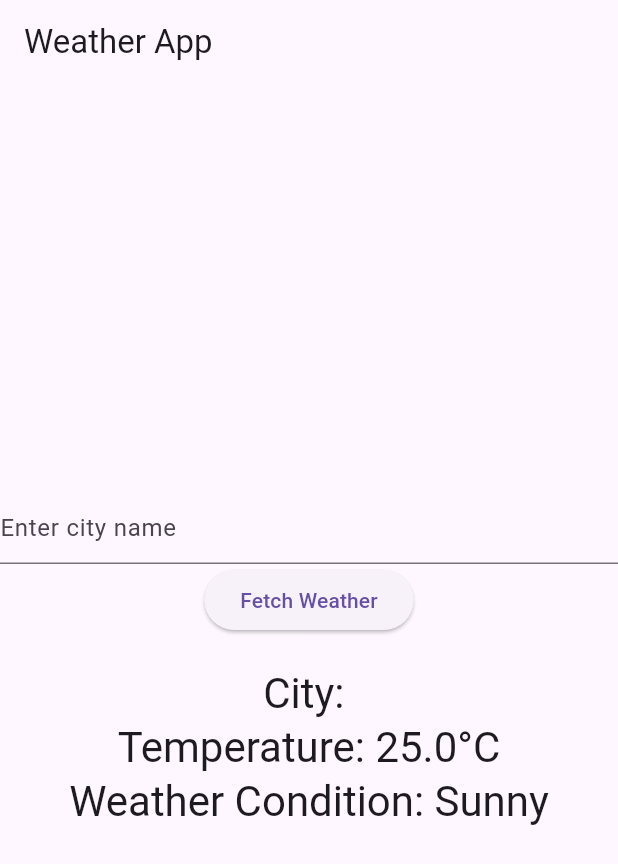
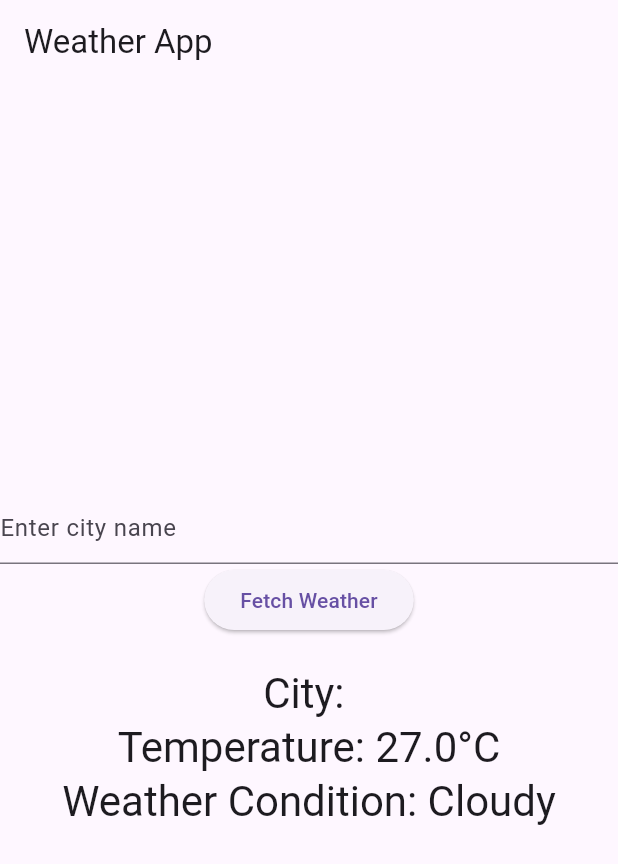
Before and after one commit to dharani211/inclass5, a Flutter app: the screen it shows after launch, after a tap on "Fetch Weather", on a phone screen of 412 x 824 dp. Shown: the top 864 px of the screen. Run offline on Flutter 3.47's test engine with Material 3 defaults, Android fonts, the phone set to English and light mode, and no system bars.

Commit message:
Displayed simulated weather information

```diff
--- a/lib/main.dart
+++ b/lib/main.dart
@@ -1,3 +1,4 @@
+import 'dart:math';
 import 'package:flutter/material.dart';
 
 void main() {
@@ -35,12 +36,20 @@
   String _weatherCondition = '';
 
   void _fetchWeather() async {
-    // Replace with actual weather API call
-    // ...
+    final cityName = _cityController.text;
+
+    // Generate random temperature between 15°C and 30°C
+    final randomTemperature = Random().nextInt(16) + 15;
+
+    // Randomly select a weather condition
+    final weatherConditions = ['Sunny', 'Cloudy', 'Rainy'];
+    final randomWeatherCondition =
+        weatherConditions[Random().nextInt(weatherConditions.length)];
+
     setState(() {
-      _cityName = _cityController.text;
-      _temperature = 25.0; // Replace with actual temperature
-      _weatherCondition = 'Sunny'; // Replace with actual weather condition
+      _cityName = cityName;
+      _temperature = randomTemperature.toDouble();
+      _weatherCondition = randomWeatherCondition;
     });
   }
 
```
